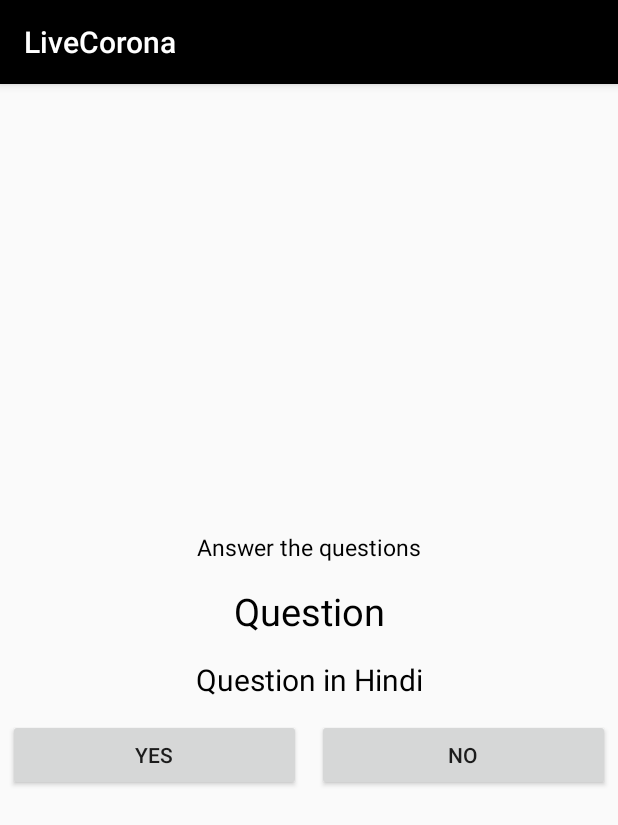
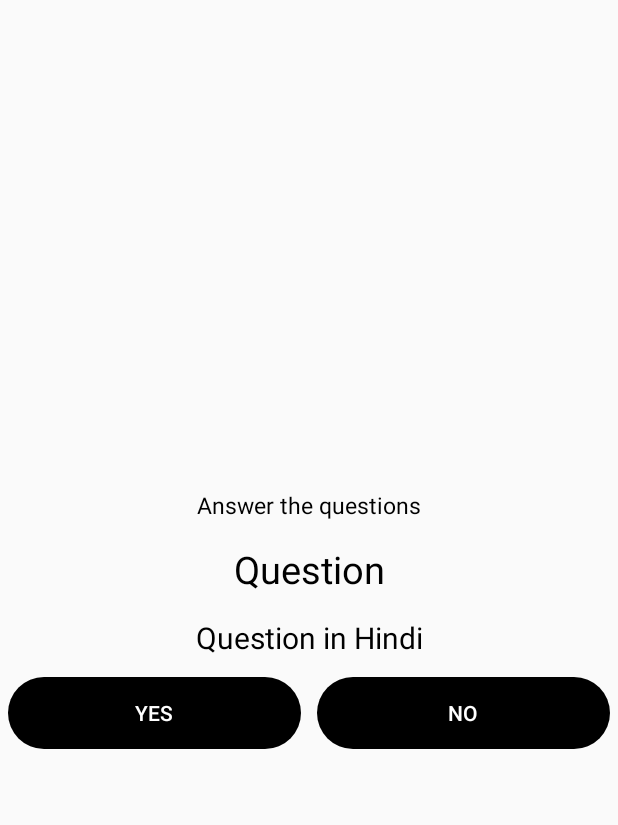
Before and after one commit to AS-AmanSinghal/LiveCorona, an Android app: the QuestionActivity screen opened directly, with no data from a screen before it, on a phone screen of 412 x 824 dp. Shown: the top 825 px of the screen. Run offline under Robolectric (Android 15) with nearby library versions, the phone set to English and light mode, and no system bars.

Commit message:
Add Functionality in Main Activity and Question Activity with some changes in Question XML.

```diff
--- a/app/src/main/java/com/weshowedup/livecorona/QuestionActivity.java
+++ b/app/src/main/java/com/weshowedup/livecorona/QuestionActivity.java
@@ -1,14 +1,46 @@
 package com.weshowedup.livecorona;
+
+import android.os.Bundle;
+import android.view.View;
+import android.widget.Button;
+import android.widget.ProgressBar;
+import android.widget.TextView;
 
 import androidx.appcompat.app.AppCompatActivity;
 
-import android.os.Bundle;
-
 public class QuestionActivity extends AppCompatActivity {
-
+    TextView ques_english, ques_hindi;
+    Button yes, no;
+    ProgressBar progressBar;
     @Override
     protected void onCreate(Bundle savedInstanceState) {
         super.onCreate(savedInstanceState);
         setContentView(R.layout.activity_question);
+        ques_english = findViewById(R.id.question_english);
+        ques_hindi = findViewById(R.id.question_hindi);
+        yes = findViewById(R.id.question_yes);
+        no = findViewById(R.id.question_no);
+        progressBar = findViewById(R.id.question_progress);
+        if (getSupportActionBar() != null)
+            getSupportActionBar().hide();
+
+        yes.setOnClickListener(new View.OnClickListener() {
+            @Override
+            public void onClick(View v) {
+                progressBar.setVisibility(View.VISIBLE);
+                no.setEnabled(false);
+                no.setBackgroundResource(R.drawable.disablebuttonbackground);
+                yes.setEnabled(false);
+            }
+        });
+        no.setOnClickListener(new View.OnClickListener() {
+            @Override
+            public void onClick(View v) {
+                progressBar.setVisibility(View.VISIBLE);
+                yes.setEnabled(false);
+                yes.setBackgroundResource(R.drawable.disablebuttonbackground);
+                no.setEnabled(false);
+            }
+        });
     }
 }
--- a/app/src/main/res/layout/activity_question.xml
+++ b/app/src/main/res/layout/activity_question.xml
@@ -24,6 +24,7 @@
             android:textColor="@color/colorAccent"/>
 
         <TextView
+            android:id="@+id/question_english"
             android:padding="7dp"
             android:layout_width="match_parent"
             android:layout_height="wrap_content"
@@ -33,6 +34,7 @@
             android:textSize="25sp"/>
 
         <TextView
+            android:id="@+id/question_hindi"
             android:layout_width="match_parent"
             android:layout_height="wrap_content"
             android:gravity="center"
@@ -45,23 +47,32 @@
             android:layout_width="match_parent"
             android:layout_height="wrap_content">
             <Button
+                android:id="@+id/question_yes"
+                android:layout_margin="5dp"
+                android:padding="7dp"
+                android:layout_width="0dp"
+                style="@style/Widget.AppCompat.Button.Borderless"
+                android:layout_weight="1"
+                android:layout_height="wrap_content"
+                android:background="@drawable/enablebuttonbackground"
+                android:text="YES"
+                android:textColor="#ffffff" />
+            <Button
+                android:id="@+id/question_no"
                 android:layout_margin="5dp"
                 android:padding="7dp"
                 android:layout_width="0dp"
                 android:layout_weight="1"
                 android:layout_height="wrap_content"
-                android:text="YES"/>
-            <Button
-                android:layout_margin="5dp"
-                android:padding="7dp"
-                android:layout_width="0dp"
-                android:layout_weight="1"
-                android:layout_height="wrap_content"
-                android:text="NO"/>
+                style="@style/Widget.AppCompat.Button.Borderless"
+                android:background="@drawable/enablebuttonbackground"
+                android:text="NO"
+                android:textColor="#ffffff" />
         </LinearLayout>
     </LinearLayout>
 
     <ProgressBar
+        android:id="@+id/question_progress"
         android:layout_width="match_parent"
         android:layout_height="wrap_content"
         android:layout_centerInParent="true"
```
Also changed, not shown: app/src/main/java/com/weshowedup/livecorona/MainActivity.java (+2 -5 lines).
